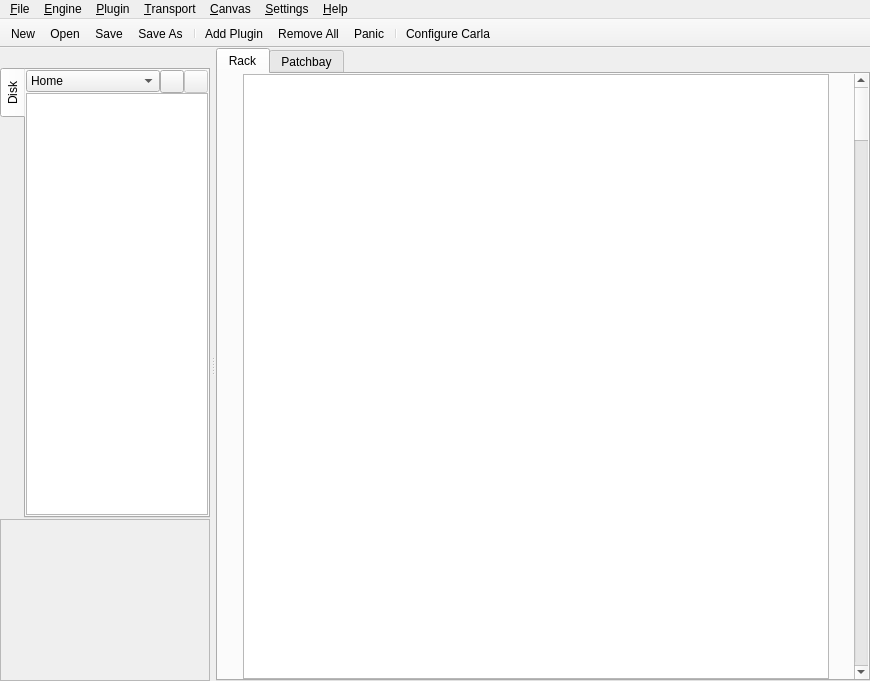
The window that resources/ui/carla_host.ui (falkTX/Carla) describes before a commit, drawn with Qt 5.
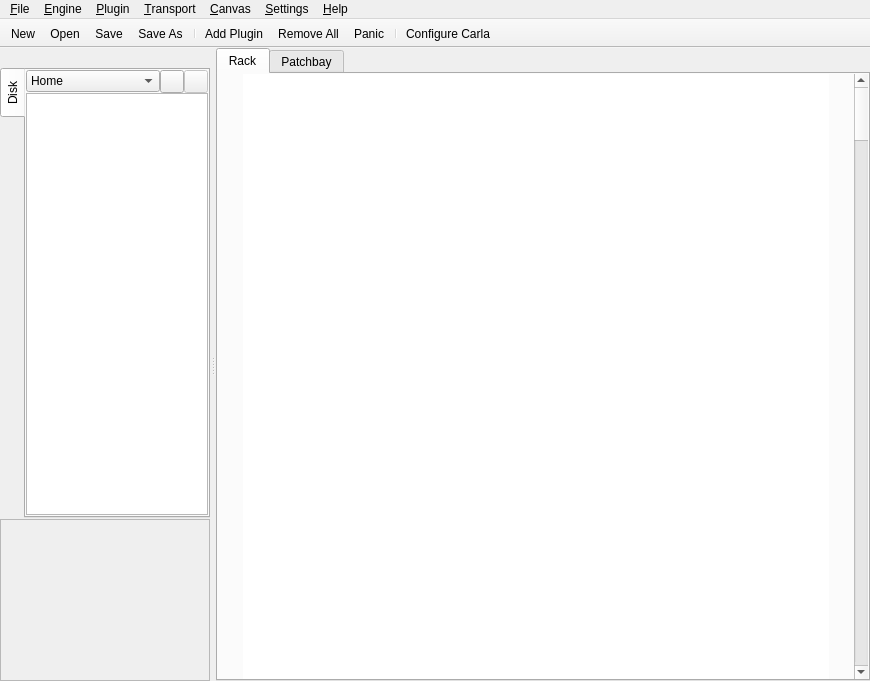
The same window after the commit. Icons and pictures are not drawn. Custom widgets are drawn as their Qt base class.

```diff
--- a/resources/ui/carla_host.ui
+++ b/resources/ui/carla_host.ui
@@ -58,6 +58,12 @@
         </item>
         <item>
          <widget class="QListWidget" name="listWidget">
+          <property name="frameShape">
+           <enum>QFrame::NoFrame</enum>
+          </property>
+          <property name="frameShadow">
+           <enum>QFrame::Plain</enum>
+          </property>
           <property name="verticalScrollBarPolicy">
            <enum>Qt::ScrollBarAlwaysOff</enum>
           </property>
```
